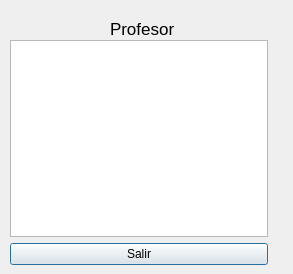
Old version of the form availabilitycheckview.ui in the repository Santiago-Pinto/colorcraft.
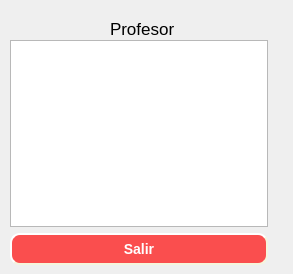
New version of the form.

Commit message: Added styles for buttons

```diff
--- a/availabilitycheckview.ui
+++ b/availabilitycheckview.ui
@@ -49,6 +49,17 @@
     </item>
     <item>
      <widget class="QPushButton" name="btnExit">
+      <property name="styleSheet">
+       <string notr="true">background-color: rgb(250, 78, 78);
+border-style: outset;
+border-width: 2px;
+border-radius: 10px;
+border-color: beige;
+font: bold 14px;
+color: white;
+min-width: 10em;
+padding: 6px;</string>
+      </property>
       <property name="text">
        <string>Salir</string>
       </property>
```
The commit also changes 20 other files.
